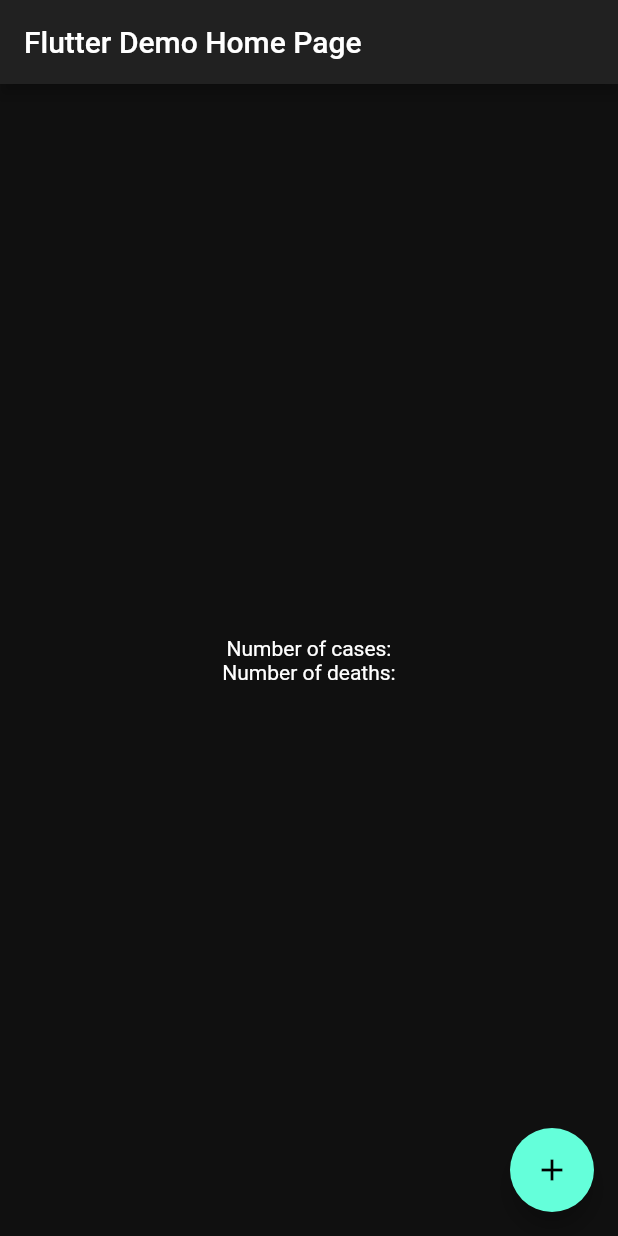
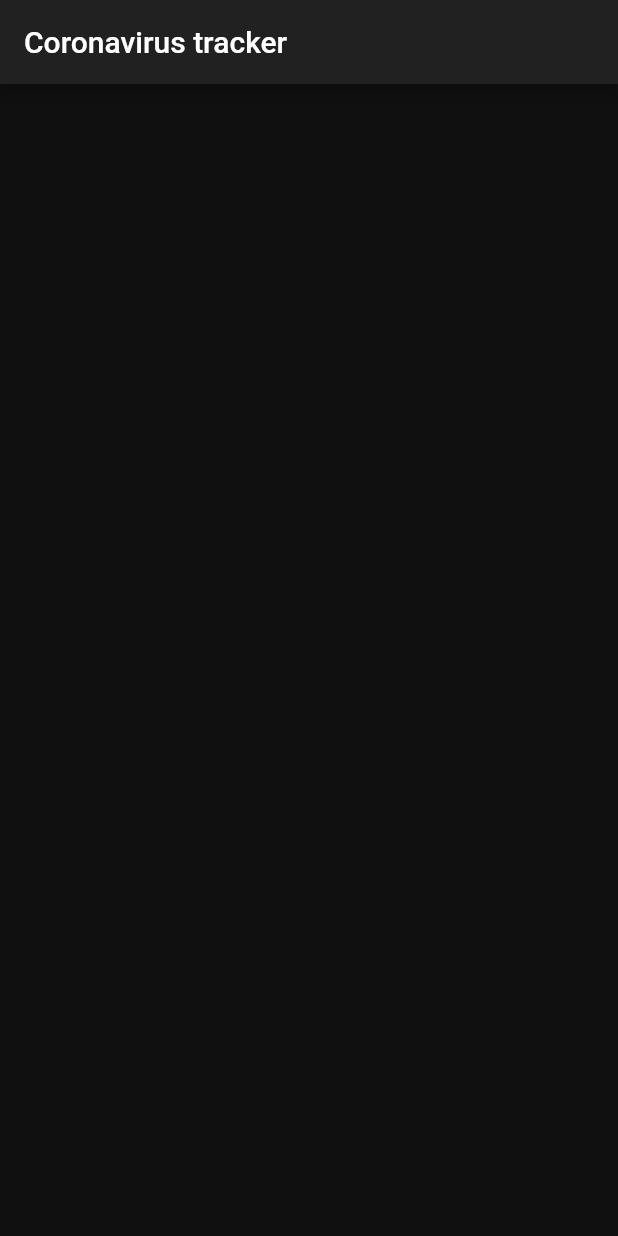
Before and after one commit to jsimfors/covid-tracker, a Flutter app: the screen it shows after launch, on a phone screen of 412 x 824 dp. Run offline on Flutter 3.47's test engine with Material 2 defaults, Android fonts, the light colour scheme and no system bars.

Commit message:
initial UI added

```diff
--- /dev/null
+++ b/lib/app/ui/dashboard.dart
@@ -0,0 +1,21 @@
+import 'package:flutter/material.dart';
+
+class Dashboard extends StatefulWidget {
+  @override
+  _DashboardState createState() => _DashboardState();
+
+}
+
+class _DashboardState extends State<Dashboard> {
+  @override
+  Widget build(BuildContext context) {
+    return Scaffold(
+      appBar: AppBar(
+        title: Text('Coronavirus tracker'),
+      ),
+      body: ListView(
+        children: <Widget>[],
+      ),
+    );
+  }
+}
--- a/lib/main.dart
+++ b/lib/main.dart
@@ -3,6 +3,8 @@ import 'package:corona_stats_app/app/services/api.dart';
 import 'package:corona_stats_app/app/services/api_service.dart';
 import 'package:flutter/material.dart';
 import 'package:provider/provider.dart';
+
+import 'app/ui/dashboard.dart';
 
 void main() => runApp(MyApp());
 
@@ -20,111 +22,8 @@ class MyApp extends StatelessWidget {
               scaffoldBackgroundColor: Color(0xFF101010),
               cardColor: Color(0xFF222222),
             ),
-            home: MyHomePage(title: 'Flutter Demo Home Page'),
+            home: Dashboard(),
       ),
     );
   }
 }
-
-class MyHomePage extends StatefulWidget {
-  MyHomePage({Key key, this.title}) : super(key: key);
-
-  // This widget is the home page of your application. It is stateful, meaning
-  // that it has a State object (defined below) that contains fields that affect
-  // how it looks.
-
-  // This class is the configuration for the state. It holds the values (in this
-  // case the title) provided by the parent (in this case the App widget) and
-  // used by the build method of the State. Fields in a Widget subclass are
-  // always marked "final".
-
-  final String title;
-
-  @override
-  _MyHomePageState createState() => _MyHomePageState();
-}
-
-class _MyHomePageState extends State<MyHomePage> {
-  String _accessToken = '';
-  int _cases;
-  int _deaths;
-
-  void _updateAccessToken() async {
-    final apiService = APIService(API.sandbox());
-    final accessToken = await apiService.getAccessToken();
-    final cases = await apiService.getEndpointData(
-      accessToken: accessToken,
-      endpoint: Endpoint.cases,
-    );
-    final deaths = await apiService.getEndpointData(
-      accessToken: accessToken,
-      endpoint: Endpoint.deaths,
-    );
-    setState(() {
-      _accessToken = accessToken;
-      _cases = cases;
-      _deaths = deaths;
-    });
-  }
-
-  @override
-  Widget build(BuildContext context) {
-    // This method is rerun every time setState is called, for instance as done
-    // by the _incrementCounter method above.
-    //
-    // The Flutter framework has been optimized to make rerunning build methods
-    // fast, so that you can just rebuild anything that needs updating rather
-    // than having to individually change instances of widgets.
-    return Scaffold(
-      appBar: AppBar(
-        // Here we take the value from the MyHomePage object that was created by
-        // the App.build method, and use it to set our appbar title.
-        title: Text(widget.title),
-      ),
-      body: Center(
-        // Center is a layout widget. It takes a single child and positions it
-        // in the middle of the parent.
-        child: Column(
-          // Column is also a layout widget. It takes a list of children and
-          // arranges them vertically. By default, it sizes itself to fit its
-          // children horizontally, and tries to be as tall as its parent.
-          //
-          // Invoke "debug painting" (press "p" in the console, choose the
-          // "Toggle Debug Paint" action from the Flutter Inspector in Android
-          // Studio, or the "Toggle Debug Paint" command in Visual Studio Code)
-          // to see the wireframe for each widget.
-          //
-          // Column has various properties to control how it sizes itself and
-          // how it positions its children. Here we use mainAxisAlignment to
-          // center the children vertically; the main axis here is the vertical
-          // axis because Columns are vertical (the cross axis would be
-          // horizontal).
-          mainAxisAlignment: MainAxisAlignment.center,
-          children: <Widget>[
-            Text(
-              'Number of cases:',
-            ),
-            if (_cases != null) // Collection-if statement
-            Text(
-              '$_cases',
-              style: Theme.of(context).textTheme.headline4,
-            ),
-            Text(
-              'Number of deaths:',
-            ),
-            if (_deaths != null) // Collection-if statement
-            Text(
-              '$_deaths',
-              style: Theme.of(context).textTheme.headline4,
-            ),
-          ],
-        ),
-      ),
-      floatingActionButton: FloatingActionButton(
-        onPressed: _updateAccessToken,
-        tooltip: 'Increment',
-        child: Icon(Icons.add),
-      ), // This trailing comma makes auto-formatting nicer for build methods.
-    );
-  }
-}
```
Also changed, not shown: lib/app/ui/endpoint_card.dart (added, +26 -0 lines).
